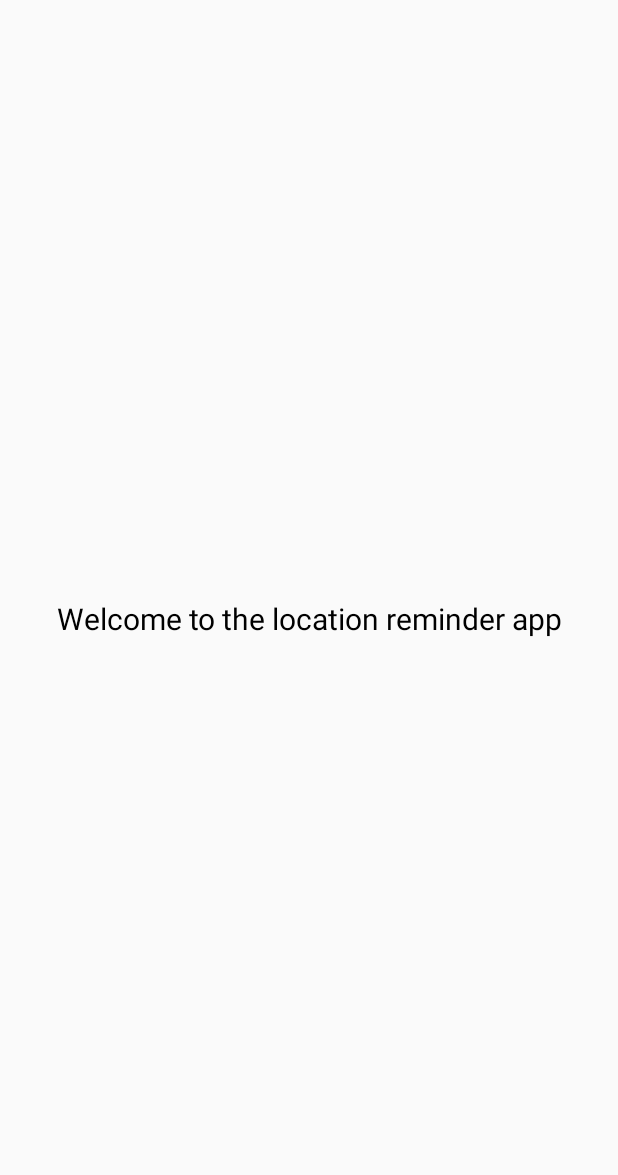
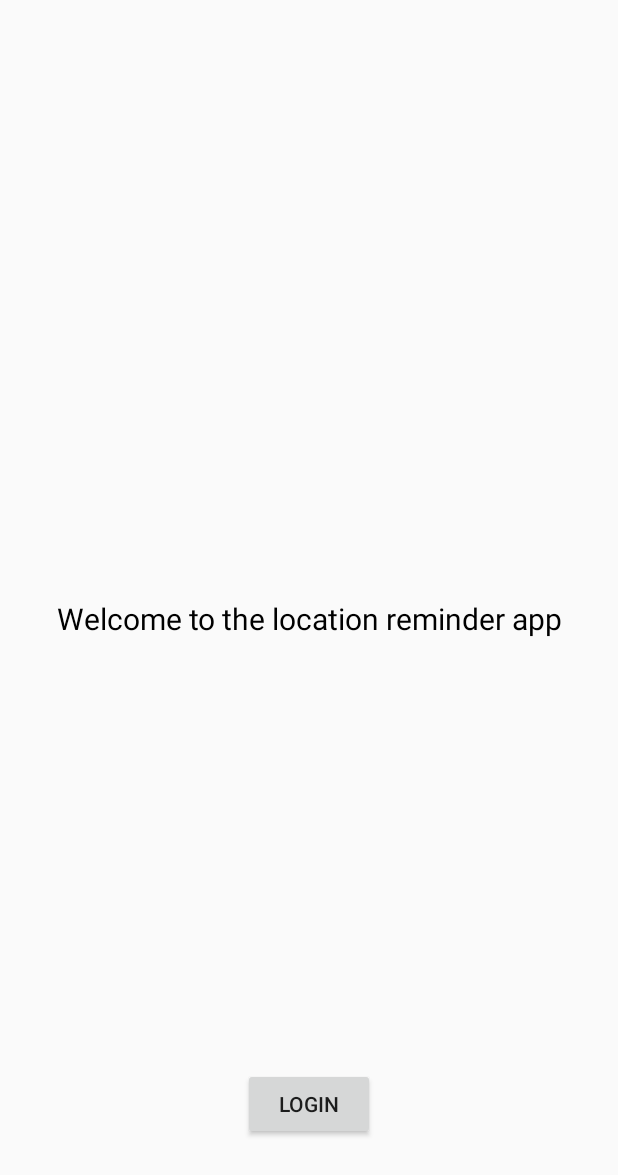
Before and after one commit to harshgarg18/location-reminder-udacity-project-4, an Android app: the layout activity_authentication.xml on its own in the app's theme, with its tools: preview values and no code run, on a phone screen of 412 x 824 dp. Shown: the top 1175 px of the screen. Run offline under Robolectric (Android 15) with nearby library versions, the phone set to English and light mode, and no system bars.

Commit message:
added Firebase Authentication UI
- Implemented sign in using FirebaseAuthUI
- Made AuthenticationActivity the launcher activity
- Implemented logout in RemindersActivity

TODO:
- customise the sign in flow UI

```diff
--- a/app/src/main/java/com/udacity/project4/locationreminders/RemindersActivity.kt
+++ b/app/src/main/java/com/udacity/project4/locationreminders/RemindersActivity.kt
@@ -4,6 +4,7 @@ import android.os.Bundle
 import android.view.MenuItem
 import androidx.appcompat.app.AppCompatActivity
 import androidx.navigation.fragment.NavHostFragment
+import com.firebase.ui.auth.AuthUI
 import com.udacity.project4.R
 
 /**
@@ -24,6 +25,11 @@ class RemindersActivity : AppCompatActivity() {
                     .navController.popBackStack()
                 return true
             }
+            R.id.logout -> {
+                AuthUI.getInstance().signOut(applicationContext).addOnSuccessListener {
+                    finish()
+                }
+            }
         }
         return super.onOptionsItemSelected(item)
     }
--- a/app/src/main/res/layout/activity_authentication.xml
+++ b/app/src/main/res/layout/activity_authentication.xml
@@ -1,7 +1,9 @@
 <?xml version="1.0" encoding="utf-8"?>
-<androidx.constraintlayout.widget.ConstraintLayout xmlns:android="http://schemas.android.com/apk/res/android"
+<layout xmlns:android="http://schemas.android.com/apk/res/android"
     xmlns:app="http://schemas.android.com/apk/res-auto"
-    xmlns:tools="http://schemas.android.com/tools"
+    xmlns:tools="http://schemas.android.com/tools">
+
+    <androidx.constraintlayout.widget.ConstraintLayout
         android:layout_width="match_parent"
         android:layout_height="match_parent"
         tools:context=".authentication.AuthenticationActivity">
@@ -16,4 +18,15 @@
             app:layout_constraintEnd_toEndOf="parent"
             app:layout_constraintStart_toStartOf="parent"
             app:layout_constraintTop_toTopOf="parent" />
+
+        <Button
+            android:id="@+id/login_button"
+            android:layout_width="wrap_content"
+            android:layout_height="wrap_content"
+            android:layout_marginBottom="64dp"
+            android:text="@string/login"
+            app:layout_constraintBottom_toBottomOf="parent"
+            app:layout_constraintEnd_toEndOf="parent"
+            app:layout_constraintStart_toStartOf="parent" />
     </androidx.constraintlayout.widget.ConstraintLayout>
+</layout>
```
Also changed, not shown: app/src/main/AndroidManifest.xml (+4 -4 lines), app/src/main/java/com/udacity/project4/authentication/AuthenticationActivity.kt (+88 -3 lines), app/src/main/java/com/udacity/project4/authentication/AuthenticationViewModel.kt (added, +18 -0 lines), app/src/main/java/com/udacity/project4/authentication/FirebaseUserLiveData.kt (added, +34 -0 lines). Lines whose indentation alone changed are shown as unchanged.
